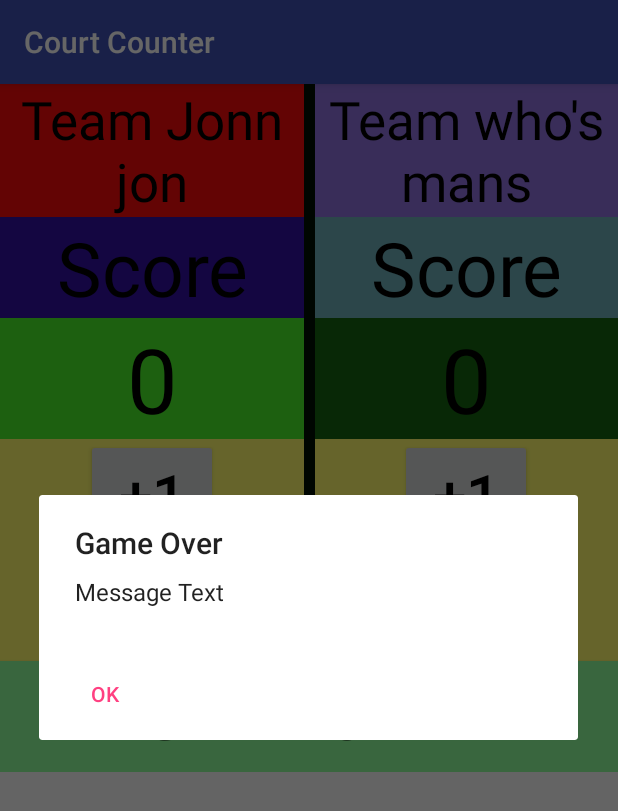
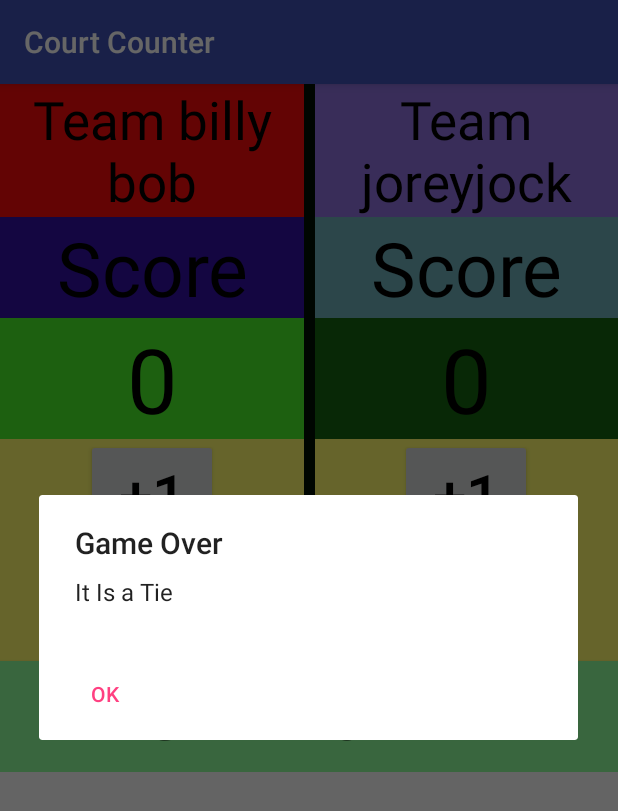
Before and after one commit to NathanHirata19/CourtCounter, an Android app: the screen it shows after launch (MainActivity), after a tap on "GAME OVER", on a phone screen of 412 x 824 dp. Shown: the top 811 px of the screen. Run offline under Robolectric (Android 15) with nearby library versions, the phone set to English and light mode, and no system bars.

Commit message:
sound buttons alot of stuf

```diff
--- a/app/src/main/java/com/academy/app/courtcounter/MainActivity.java
+++ b/app/src/main/java/com/academy/app/courtcounter/MainActivity.java
@@ -1,6 +1,7 @@
 package com.academy.app.courtcounter;
 
 import android.content.DialogInterface;
+import android.media.MediaPlayer;
 import android.support.v7.app.AlertDialog;
 import android.support.v7.app.AppCompatActivity;
 import android.os.Bundle;
@@ -11,16 +12,24 @@ public class MainActivity extends AppCompatActivity {
 
     AlertDialog gameOverAlert;
 
+    MediaPlayer mediaPlayer;
 
     private TextView point1View;
     private int point1;
     private TextView point2View;
     private int point2;
 
+    private TextView team1View;
+    private String stringteam1;
+    private TextView team2View;
+    private String stringteam2;
+
     @Override
     protected void onCreate(Bundle savedInstanceState) {
 
         gameOverAlert= new AlertDialog.Builder(MainActivity.this).create();
+
+        mediaPlayer = MediaPlayer.create(this,R.raw.mgsound);
 
         super.onCreate(savedInstanceState);
         setContentView(R.layout.activity_main);
@@ -33,39 +42,50 @@ public class MainActivity extends AppCompatActivity {
         point2=0;
         point2View.setText("0");
 
+        team1View = (TextView)findViewById(R.id.team1);
+        stringteam1="Team billy bob wins";
+        team2View = (TextView)findViewById(R.id.team2);
+        stringteam2="Team joreyjock wins";
+
         }
 
     public void clickpoint1(View view){
         point1++;
-        point1View.setText("" + point1);}
+        point1View.setText("" + point1);
+        mediaPlayer.start();
+    }
 
     public void clickpoint2(View view){
         point2++;
-        point1View.setText("" + point2);}
-
-    public void clickpoint4(View view){
-        point2--;
         point2View.setText("" + point2);
+        mediaPlayer.start();
     }
 
     public void clickpoint3(View view){
         point1--;
         point1View.setText("" + point1);
+        mediaPlayer.start();
+    }
+
+    public void clickpoint4(View view){
+        point2--;
+        point2View.setText("" + point2);
+        mediaPlayer.start();
     }
 
     public void clickgameover(View view){
+        mediaPlayer.start();
         if (point1 > point2) {
-            gameOverAlert.setMessage("Team 1 wins");
+            gameOverAlert.setMessage(stringteam1);
         }
         else if (point1 < point2) {
-            gameOverAlert.setMessage("Team 2 wins");
+            gameOverAlert.setMessage(stringteam2);
         }
         else {
             gameOverAlert.setMessage("It Is a Tie");
         }
 
         gameOverAlert.setTitle("Game Over");
-        gameOverAlert.setMessage("Message Text");
         gameOverAlert.setButton(AlertDialog.BUTTON_NEUTRAL, "OK",
                 new DialogInterface.OnClickListener() {
                     public void onClick(DialogInterface dialog, int which) {
--- a/app/src/main/res/layout/activity_main.xml
+++ b/app/src/main/res/layout/activity_main.xml
@@ -24,7 +24,8 @@
     android:layout_weight="1"
     android:orientation="vertical" >
     <TextView
-        android:text="Team Jonn jon"
+        android:text="Team billy bob"
+        android:id="@+id/team1"
         android:layout_width="match_parent"
         android:layout_height="wrap_content"
         android:gravity="center"
@@ -42,7 +43,7 @@
         android:background="#310FA4"
         />
     <TextView
-        android:id="@+id/addpoint2"
+        android:id="@+id/addpoint1"
         android:layout_width="match_parent"
         android:layout_height="wrap_content"
         android:gravity="center"
@@ -84,7 +85,8 @@
         android:layout_weight="1"
         android:orientation="vertical" >
     <TextView
-        android:text="Team who's mans"
+        android:text="Team joreyjock"
+        android:id="@+id/team2"
         android:layout_width="match_parent"
         android:layout_height="wrap_content"
         android:gravity="center"
@@ -102,7 +104,7 @@
         android:background="#6EAFB9"
         />
     <TextView
-        android:id="@+id/addpoint1"
+        android:id="@+id/addpoint2"
         android:layout_width="match_parent"
         android:layout_height="wrap_content"
         android:gravity="center"
@@ -112,7 +114,7 @@
         />
     <Button
         android:text="+1"
-        android:onClick="clickpoint1"
+        android:onClick="clickpoint2"
         android:layout_width="wrap_content"
         android:layout_height="wrap_content"
         android:textSize="40sp"
```
Also changed, not shown: 3 other files.
